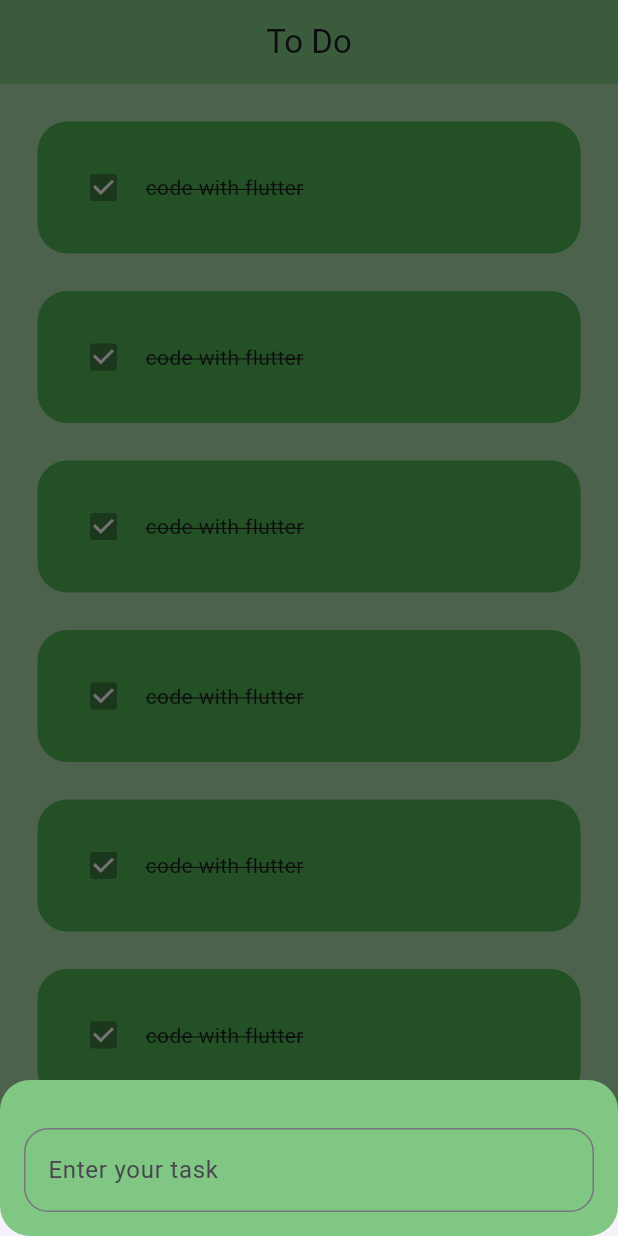
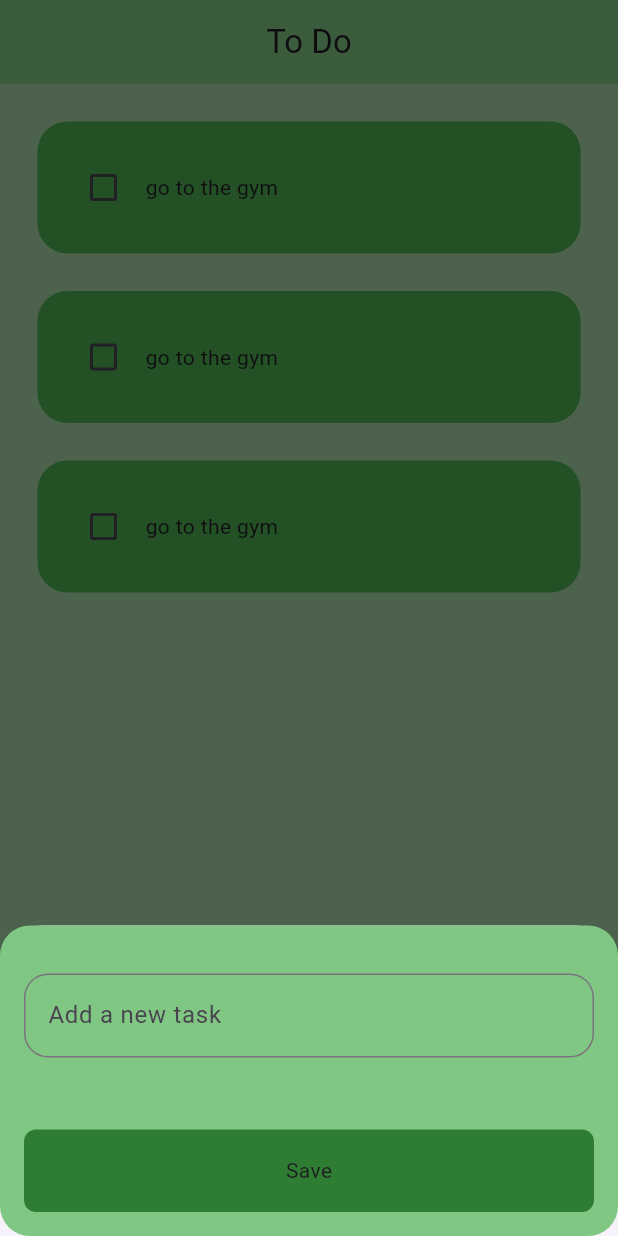
Before and after one commit to OmarKhaled00e/to_do_app, a Flutter app: the screen it shows after launch, after a tap on the "add" icon, on a phone screen of 412 x 824 dp. Run offline on Flutter 3.47's test engine with Material 3 defaults, Android fonts, the phone set to English and light mode, and no system bars.

Commit message:
add todoModelsheet

```diff
--- /dev/null
+++ b/lib/model/todo_model_item.dart
@@ -0,0 +1,6 @@
+class TodoModelItem {
+  final String name;
+  bool isDone;
+
+  TodoModelItem({required this.name, required this.isDone});
+}
--- a/lib/widgets/add_task_botton_sheet.dart
+++ b/lib/widgets/add_task_botton_sheet.dart
@@ -1,4 +1,5 @@
 import 'package:flutter/material.dart';
+import 'package:to_do_app/widgets/custom_button.dart';
 import 'package:to_do_app/widgets/custom_text_field.dart';
 
 class AddTaskBottonSheet extends StatelessWidget {
@@ -12,9 +13,18 @@ class AddTaskBottonSheet extends StatelessWidget {
         borderRadius: BorderRadius.circular(20),
       ),
       child: Padding(
-        padding:  EdgeInsets.only(bottom: MediaQuery.of(context).viewInsets.bottom),
+        padding: EdgeInsets.only(
+          bottom: MediaQuery.of(context).viewInsets.bottom,
+        ),
         child: SingleChildScrollView(
-          child: Column(children: [SizedBox(height: 16), CustomTextField()]),
+          child: Column(
+            children: [
+              SizedBox(height: 16),
+              CustomTextField(),
+              SizedBox(height: 16),
+              CustomButton(),
+            ],
+          ),
         ),
       ),
     );
--- /dev/null
+++ b/lib/widgets/custom_button.dart
@@ -0,0 +1,21 @@
+import 'package:flutter/material.dart';
+
+class CustomButton extends StatelessWidget {
+  const CustomButton({super.key});
+
+  @override
+  Widget build(BuildContext context) {
+    return Padding(
+      padding: const EdgeInsets.all(16),
+      child: Container(
+        width: MediaQuery.of(context).size.width,
+        height: 55,
+        decoration: BoxDecoration(
+          color: Colors.green[800],
+          borderRadius: BorderRadius.circular(8),
+        ),
+        child: Center(child: Text('Save')),
+      ),
+    );
+  }
+}
--- a/lib/widgets/custom_text_field.dart
+++ b/lib/widgets/custom_text_field.dart
@@ -9,7 +9,7 @@ class CustomTextField extends StatelessWidget {
       padding: const EdgeInsets.all(16),
       child: TextField(
         decoration: InputDecoration(
-          hintText: 'Enter your task',
+          hintText: 'Add a new task',
           focusedBorder: OutlineInputBorder(
             borderRadius: BorderRadius.circular(16),
           ),
--- a/lib/widgets/list_item.dart
+++ b/lib/widgets/list_item.dart
@@ -1,16 +1,40 @@
-
 import 'package:flutter/material.dart';
+import 'package:to_do_app/model/todo_model_item.dart';
 import 'package:to_do_app/widgets/todo_item.dart';
 
-class ListItem extends StatelessWidget {
+class ListItem extends StatefulWidget {
   const ListItem({super.key});
+
+  @override
+  State<ListItem> createState() => _ListItemState();
+}
+
+class _ListItemState extends State<ListItem> {
+  List<TodoModelItem> tasks = [
+    TodoModelItem(name: 'go to the gym', isDone: false),
+    TodoModelItem(name: 'go to the gym', isDone: false),
+    TodoModelItem(name: 'go to the gym', isDone: false),
+  ];
+  void cheackBoxChanged(bool? value, int index) {
+    setState(() {
+      tasks[index].isDone = value!;
+    });
+  }
 
   @override
   Widget build(BuildContext context) {
     return ListView.builder(
-      itemCount: 10,
+      itemCount: tasks.length,
       itemBuilder: (context, index) {
-        return TodoItem(value: true);
+        return TodoItem(
+          tasks: TodoModelItem(
+            name: tasks[index].name,
+            isDone: tasks[index].isDone,
+          ),
+          onChanged: (value) {
+            cheackBoxChanged(value, index);
+          },
+        );
       },
     );
   }
--- a/lib/widgets/todo_item.dart
+++ b/lib/widgets/todo_item.dart
@@ -1,9 +1,11 @@
 import 'package:flutter/material.dart';
+import 'package:to_do_app/model/todo_model_item.dart';
 
 class TodoItem extends StatelessWidget {
-  const TodoItem({super.key, required this.value, this.onChanged});
-  final bool value;
+  const TodoItem({super.key,  this.onChanged, required this.tasks});
+
   final void Function(bool?)? onChanged;
+  final TodoModelItem tasks;
   @override
   Widget build(BuildContext context) {
     return Padding(
@@ -16,13 +18,13 @@ class TodoItem extends StatelessWidget {
         ),
         child: Row(
           children: [
-            Checkbox(value: value, onChanged: onChanged),
+            Checkbox(value: tasks.isDone, onChanged: onChanged),
             SizedBox(width: 4),
             Text(
-              'code with flutter',
+              tasks.name,
               style: TextStyle(
                 decoration:
-                    value ? TextDecoration.lineThrough : TextDecoration.none,
+                    tasks.isDone ? TextDecoration.lineThrough : TextDecoration.none,
               ),
             ),
           ],
```
